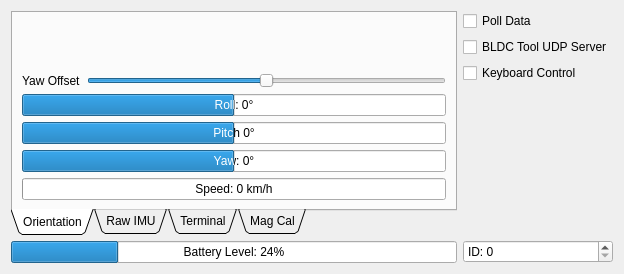
Before: the Qt Designer form Linux/RC_Car_Tool/carinterface.ui in vedderb/rise_sdvp, drawn with Qt 5.
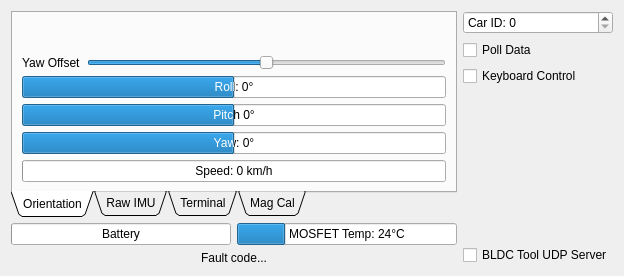
After: the same form once the commit is applied. Custom widgets are drawn as their Qt base class.

Commit message: VESC terminal fwd, battery voltage and fault code monitoring, refactoring

```diff
--- a/Linux/RC_Car_Tool/carinterface.ui
+++ b/Linux/RC_Car_Tool/carinterface.ui
@@ -7,13 +7,13 @@
     <x>0</x>
     <y>0</y>
     <width>624</width>
-    <height>274</height>
+    <height>276</height>
    </rect>
   </property>
   <property name="windowTitle">
    <string>Form</string>
   </property>
-  <layout class="QHBoxLayout" name="horizontalLayout">
+  <layout class="QHBoxLayout" name="horizontalLayout_5">
    <item>
     <layout class="QVBoxLayout" name="verticalLayout">
      <item>
@@ -254,12 +254,39 @@
       </widget>
      </item>
      <item>
-      <widget class="QProgressBar" name="batteryBar">
-       <property name="value">
-        <number>24</number>
+      <layout class="QHBoxLayout" name="horizontalLayout">
+       <item>
+        <widget class="QProgressBar" name="batteryBar">
+         <property name="value">
+          <number>0</number>
+         </property>
+         <property name="format">
+          <string>Battery</string>
+         </property>
+        </widget>
+       </item>
+       <item>
+        <widget class="QProgressBar" name="tempFetBar">
+         <property name="maximum">
+          <number>110</number>
+         </property>
+         <property name="value">
+          <number>24</number>
+         </property>
+         <property name="format">
+          <string>MOSFET Temp: %v°C</string>
+         </property>
+        </widget>
+       </item>
+      </layout>
+     </item>
+     <item>
+      <widget class="QLabel" name="mcFaultLabel">
+       <property name="text">
+        <string>Fault code...</string>
        </property>
-       <property name="format">
-        <string>Battery Level: %p%</string>
+       <property name="alignment">
+        <set>Qt::AlignCenter</set>
        </property>
       </widget>
      </item>
@@ -267,6 +294,16 @@
    </item>
    <item>
     <layout class="QVBoxLayout" name="verticalLayout_2">
+     <item>
+      <widget class="QSpinBox" name="idBox">
+       <property name="prefix">
+        <string>Car ID: </string>
+       </property>
+       <property name="maximum">
+        <number>255</number>
+       </property>
+      </widget>
+     </item>
      <item>
       <widget class="QCheckBox" name="pollBox">
        <property name="text">
@@ -274,13 +311,6 @@
        </property>
       </widget>
      </item>
-     <item>
-      <widget class="QCheckBox" name="bldcToolUdpBox">
-       <property name="text">
-        <string>BLDC Tool UDP Server</string>
-       </property>
-      </widget>
-     </item>
      <item>
       <widget class="QCheckBox" name="keyboardControlBox">
        <property name="text">
@@ -302,12 +332,9 @@
       </spacer>
      </item>
      <item>
-      <widget class="QSpinBox" name="idBox">
-       <property name="prefix">
-        <string>ID: </string>
-       </property>
-       <property name="maximum">
-        <number>255</number>
+      <widget class="QCheckBox" name="bldcToolUdpBox">
+       <property name="text">
+        <string>BLDC Tool UDP Server</string>
        </property>
       </widget>
      </item>
```
The commit also changes 21 other files.
